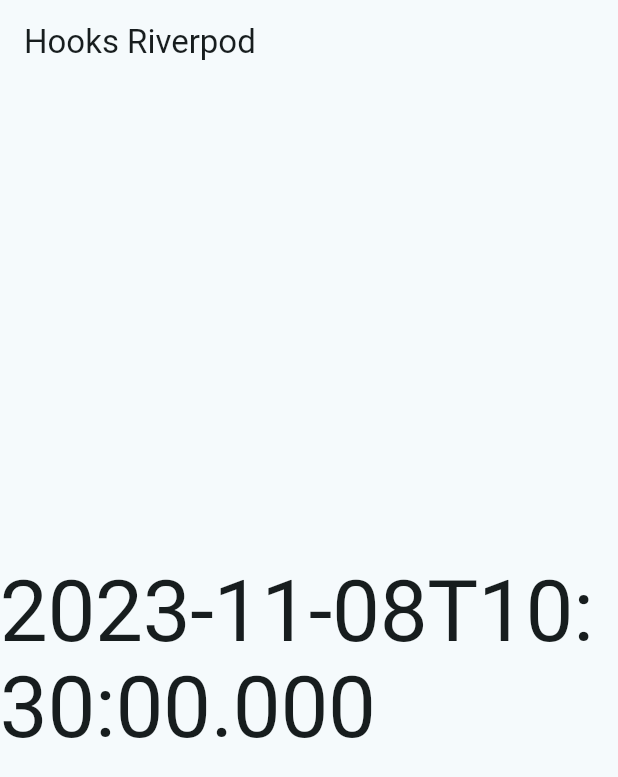
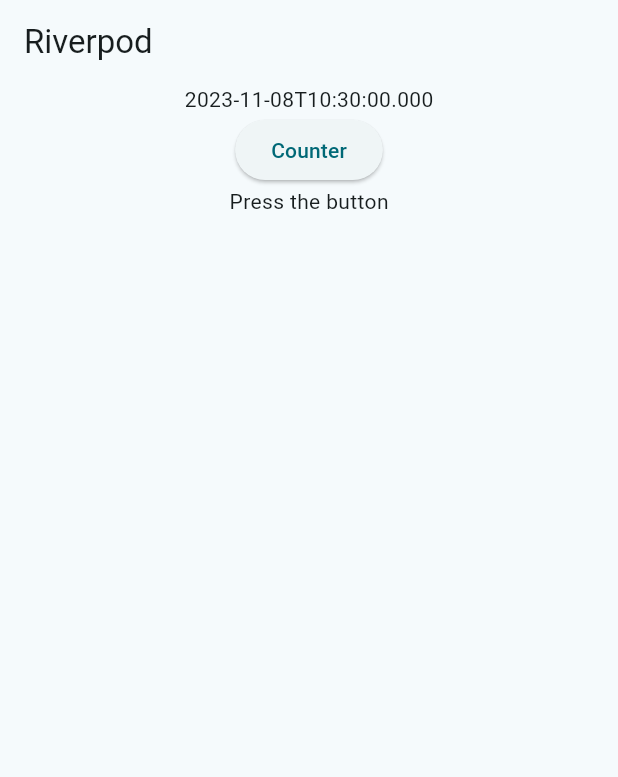
Before and after one commit to wadpas/riverpod_flutter_state, a Flutter app: the screen it shows after launch, on a phone screen of 412 x 824 dp. Shown: the top 777 px of the screen. Run offline on Flutter 3.47's test engine with Material 2 defaults, Android fonts, the phone set to English and light mode, and no system bars; our stand-ins replace hooks_riverpod.

Commit message:
used StateNotifier & StateNotifierProvider

```diff
--- a/lib/main.dart
+++ b/lib/main.dart
@@ -15,7 +15,7 @@ class MyApp extends StatelessWidget {
   @override
   Widget build(BuildContext context) {
     return MaterialApp(
-      title: 'Flutter Demo',
+      title: 'Riverpod',
       theme: ThemeData(
         colorScheme: ColorScheme.fromSeed(
           seedColor: Colors.cyan,
@@ -27,10 +27,6 @@ class MyApp extends StatelessWidget {
   }
 }
 
-final currentDate = Provider<DateTime>(
-  (ref) => DateTime.now(),
-);
-
 class HomePage extends ConsumerWidget {
   const HomePage({super.key});
 
@@ -40,17 +36,45 @@ class HomePage extends ConsumerWidget {
 
     return Scaffold(
       appBar: AppBar(
-        title: const Text('Hooks Riverpod'),
+        title: const Text('Riverpod'),
       ),
       body: Center(
-        child: Text(
-          date.toIso8601String(),
-          style: Theme.of(context).textTheme.displayLarge,
+        child: Column(
+          children: [
+            Text(
+              date.toIso8601String(),
+            ),
+            ElevatedButton(
+              onPressed: ref.read(counterProvider.notifier).increment,
+              child: const Text('Counter'),
+            ),
+            Consumer(
+              builder: (context, ref, child) {
+                final count = ref.watch(counterProvider);
+                final text =
+                    count == null ? 'Press the button' : count.toString();
+                return Text(text);
+              },
+            )
+          ],
         ),
       ),
     );
   }
 }
+
+class Counter extends StateNotifier<int?> {
+  Counter() : super(null);
+  void increment() => state = state == null ? 1 : state + 1;
+}
+
+final counterProvider = StateNotifierProvider<Counter, int?>(
+  (ref) => Counter(),
+);
+
+final currentDate = Provider<DateTime>(
+  (ref) => DateTime.now(),
+);
 
 extension InfixAddition<T extends num> on T? {
   T? operator +(T? other) {
```
